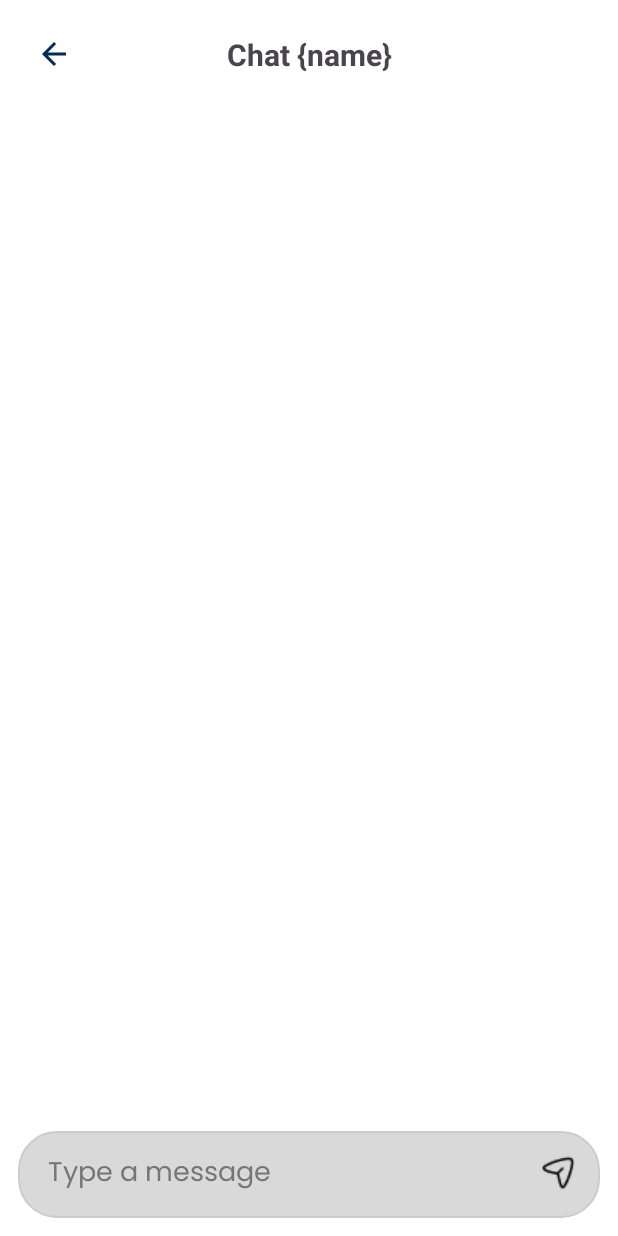
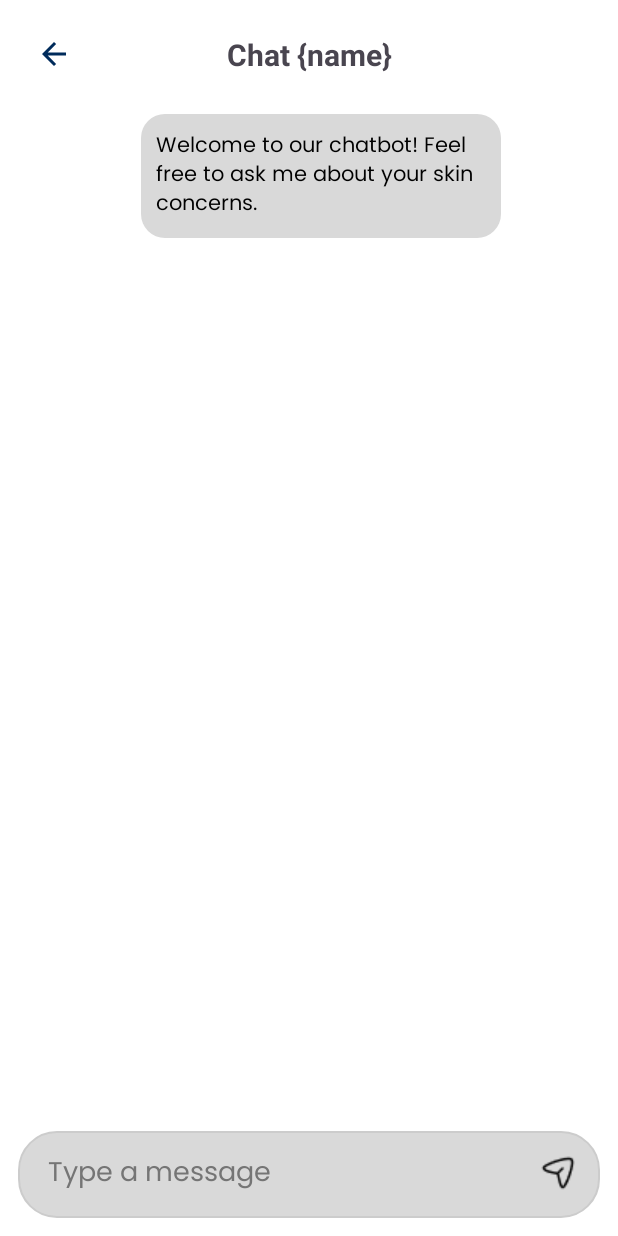
Before and after one commit to Bangkit-Beauskin/beauskin-mobile-app, an Android app: the ChatActivity screen opened directly, with no data from a screen before it, on a phone screen of 412 x 824 dp. Run offline under Robolectric (Android 15) with nearby library versions, the phone set to English and light mode, and no system bars; our stand-ins replace Dagger/Hilt's generated code.

Commit message:
Chatbot V1_Done

```diff
--- a/app/build.gradle.kts
+++ b/app/build.gradle.kts
@@ -23,6 +23,7 @@ android {
         testInstrumentationRunner = "androidx.test.runner.AndroidJUnitRunner"
         buildConfigField("String", "BASE_URL", "\"https://copycatcapstone.et.r.appspot.com/\"")
         buildConfigField("String", "BASE_URL_SCAN", "\"https://36cwrqb8-8001.asse.devtunnels.ms/\"")
+        buildConfigField("String", "BASE_URL_CHAT", "\"https://notes-api-1067826268927.asia-southeast2.run.app/\"")
     }
 
     buildTypes {
--- /dev/null
+++ b/app/src/main/java/com/dicoding/bangkitcapstone/adapter/ChatAdapter.kt
@@ -0,0 +1,39 @@
+package com.dicoding.bangkitcapstone.adapter
+
+import android.view.LayoutInflater
+import android.view.View
+import android.view.ViewGroup
+import androidx.recyclerview.widget.RecyclerView
+import com.dicoding.bangkitcapstone.data.model.Message
+import com.dicoding.bangkitcapstone.databinding.ItemChatMessageBinding
+
+class ChatAdapter(private val messages: List<Message>) :
+    RecyclerView.Adapter<ChatAdapter.ChatViewHolder>() {
+
+    inner class ChatViewHolder(private val binding: ItemChatMessageBinding) :
+        RecyclerView.ViewHolder(binding.root) {
+        fun bind(message: Message) {
+
+            if (message.isUser) {
+                binding.userMessageLayout.visibility = View.VISIBLE
+                binding.chatbotMessageLayout.visibility = View.GONE
+                binding.userMessageText.text = message.text
+            } else {
+                binding.userMessageLayout.visibility = View.GONE
+                binding.chatbotMessageLayout.visibility = View.VISIBLE
+                binding.chatbotMessageText.text = message.text
+            }
+        }
+    }
+
+    override fun onCreateViewHolder(parent: ViewGroup, viewType: Int): ChatViewHolder {
+        val binding = ItemChatMessageBinding.inflate(LayoutInflater.from(parent.context), parent, false)
+        return ChatViewHolder(binding)
+    }
+
+    override fun onBindViewHolder(holder: ChatViewHolder, position: Int) {
+        holder.bind(messages[position])
+    }
+
+    override fun getItemCount(): Int = messages.size
+}
--- a/app/src/main/java/com/dicoding/bangkitcapstone/chat/ChatActivity.kt
+++ b/app/src/main/java/com/dicoding/bangkitcapstone/chat/ChatActivity.kt
@@ -1,17 +1,157 @@
 package com.dicoding.bangkitcapstone.chat
 
 import android.os.Bundle
-import android.widget.ImageButton
+import android.util.Log
+import android.view.View
+import android.view.inputmethod.InputMethodManager
+import androidx.activity.viewModels
 import androidx.appcompat.app.AppCompatActivity
-import com.dicoding.bangkitcapstone.R
+import androidx.recyclerview.widget.LinearLayoutManager
+import androidx.recyclerview.widget.RecyclerView
+import com.dicoding.bangkitcapstone.adapter.ChatAdapter
+import com.dicoding.bangkitcapstone.data.model.Message
+import com.dicoding.bangkitcapstone.databinding.ActivityChatBinding
+import dagger.hilt.android.AndroidEntryPoint
 
+@AndroidEntryPoint
 class ChatActivity : AppCompatActivity() {
+
+    private lateinit var binding: ActivityChatBinding
+    private val chatViewModel: ChatViewModel by viewModels()
+    private lateinit var chatAdapter: ChatAdapter
+    private val messageList = mutableListOf<Message>()
+
+    // Flags for scroll state and position
+    private var isUserScrolling = false
+    private var isAtBottom = true
+
     override fun onCreate(savedInstanceState: Bundle?) {
         super.onCreate(savedInstanceState)
-        setContentView(R.layout.activity_chat)
+        binding = ActivityChatBinding.inflate(layoutInflater)
+        setContentView(binding.root)
 
-        findViewById<ImageButton>(R.id.btnBack).setOnClickListener {
+        // Setup RecyclerView with adapter and layout manager
+        setupRecyclerView()
+
+        // Listen to RecyclerView scroll events
+        setupScrollListener()
+
+        // Send message on button click
+        setupSendButton()
+
+        // Observe message updates from ViewModel
+        observeMessages()
+
+        // Handle EditText focus changes
+        setupEditTextFocusListener()
+
+        // Back button behavior
+        setupBackButton()
+
+        // Handle soft keyboard visibility and scroll position
+        handleKeyboardVisibility()
+    }
+
+    // Setup RecyclerView with ChatAdapter
+    private fun setupRecyclerView() {
+        Log.d("ChatActivity", "Setting up RecyclerView with adapter")
+        chatAdapter = ChatAdapter(messageList)
+        binding.chatRecyclerView.apply {
+            adapter = chatAdapter
+            layoutManager = LinearLayoutManager(this@ChatActivity)
+        }
+    }
+
+    // Listen to user scrolling behavior
+    private fun setupScrollListener() {
+        Log.d("ChatActivity", "Setting up scroll listener")
+        binding.chatRecyclerView.addOnScrollListener(object : RecyclerView.OnScrollListener() {
+            override fun onScrollStateChanged(recyclerView: RecyclerView, newState: Int) {
+                super.onScrollStateChanged(recyclerView, newState)
+                isUserScrolling = newState != RecyclerView.SCROLL_STATE_IDLE
+
+                val layoutManager = binding.chatRecyclerView.layoutManager as LinearLayoutManager
+                val lastVisiblePosition = layoutManager.findLastVisibleItemPosition()
+                isAtBottom = lastVisiblePosition == chatAdapter.itemCount - 1
+
+                Log.d(
+                    "ChatActivity",
+                    "Scroll state changed: isUserScrolling = $isUserScrolling, isAtBottom = $isAtBottom"
+                )
+            }
+        })
+    }
+
+    // Send message on button click
+    private fun setupSendButton() {
+        Log.d("ChatActivity", "Setting up send button click listener")
+        binding.btnSend.setOnClickListener {
+            val userMessage = binding.editTextMessage.text.toString().trim()
+            if (userMessage.isNotEmpty()) {
+                Log.d("ChatActivity", "Sending message: $userMessage")
+                chatViewModel.sendMessage(userMessage)
+                binding.editTextMessage.isEnabled = false
+                binding.progressBar.visibility = View.VISIBLE
+                binding.editTextMessage.text.clear()
+            }
+        }
+    }
+
+    // Observe message updates and update UI
+    private fun observeMessages() {
+        chatViewModel.messages.observe(this) { messages ->
+            val startSize = messageList.size
+            messageList.clear()
+            messageList.addAll(messages)
+
+            val isMessagesLargeEnough = messageList.size > 1
+
+            // Notify new message insertion and handle scrolling
+            if (messageList.size > startSize) {
+                chatAdapter.notifyItemInserted(messageList.size - 1)
+
+                if (isMessagesLargeEnough && (isAtBottom || !isUserScrolling)) {
+                    binding.chatRecyclerView.scrollToPosition(messageList.size - 1)
+                }
+            }
+
+            // After messages are loaded, reset loading UI
+            binding.progressBar.visibility = View.GONE
+            binding.editTextMessage.isEnabled = true
+        }
+    }
+
+
+    // Setup focus change listener on EditText
+    private fun setupEditTextFocusListener() {
+        binding.editTextMessage.setOnFocusChangeListener { _, hasFocus ->
+            if (hasFocus && isAtBottom && !isUserScrolling) {
+                binding.chatRecyclerView.scrollToPosition(messageList.size - 1)
+            }
+        }
+    }
+
+    // Handle back button click
+    private fun setupBackButton() {
+        binding.btnBack.setOnClickListener {
+            Log.d("ChatActivity", "Back button clicked")
             finish()
         }
     }
+
+    // Handle keyboard visibility and scroll position when keyboard is visible
+    private fun handleKeyboardVisibility() {
+        binding.chatRecyclerView.viewTreeObserver.addOnPreDrawListener {
+            if (isKeyboardVisible() && isAtBottom && !isUserScrolling) {
+                binding.chatRecyclerView.scrollToPosition(messageList.size - 1)
+            }
+            true
+        }
+    }
+
+    // Detect if the keyboard is visible
+    private fun isKeyboardVisible(): Boolean {
+        val inputMethodManager = getSystemService(INPUT_METHOD_SERVICE) as InputMethodManager
+        return inputMethodManager.isAcceptingText
+    }
 }
--- /dev/null
+++ b/app/src/main/java/com/dicoding/bangkitcapstone/chat/ChatViewModel.kt
@@ -0,0 +1,39 @@
+package com.dicoding.bangkitcapstone.chat
+
+import androidx.lifecycle.LiveData
+import androidx.lifecycle.MutableLiveData
+import androidx.lifecycle.ViewModel
+import androidx.lifecycle.viewModelScope
+import com.dicoding.bangkitcapstone.data.model.Message
+import com.dicoding.bangkitcapstone.data.repository.ChatRepository
+import dagger.hilt.android.lifecycle.HiltViewModel
+import kotlinx.coroutines.launch
+import javax.inject.Inject
+
+@HiltViewModel
+class ChatViewModel @Inject constructor(private val repository: ChatRepository) : ViewModel() {
+    private val _messages = MutableLiveData<List<Message>>()
+    val messages: LiveData<List<Message>> = _messages
+
+    init {
+        _messages.value = mutableListOf(Message("Welcome to our chatbot! Feel free to ask me about your skin concerns.", false))
+    }
+
+
+    fun sendMessage(userMessage: String) {
+        val currentMessages = _messages.value?.toMutableList() ?: mutableListOf()
+        currentMessages.add(Message(userMessage, true))
+        _messages.value = currentMessages
+
+        viewModelScope.launch {
+            try {
+                val response = repository.sendMessage(userMessage)
+                currentMessages.add(Message(response.response, false))
+                _messages.value = currentMessages
+            } catch (e: Exception) {
+                currentMessages.add(Message("Error: ${e.localizedMessage}", false))
+                _messages.value = currentMessages
+            }
+        }
+    }
+}
--- /dev/null
+++ b/app/src/main/java/com/dicoding/bangkitcapstone/data/api/ChatApiService.kt
@@ -0,0 +1,10 @@
+package com.dicoding.bangkitcapstone.data.api
+
+import com.dicoding.bangkitcapstone.data.model.ChatResponse
+import retrofit2.http.Body
+import retrofit2.http.POST
+
+interface ChatApiService {
+    @POST("chat")
+    suspend fun sendMessage(@Body message: Map<String, String>): ChatResponse
+}
--- /dev/null
+++ b/app/src/main/java/com/dicoding/bangkitcapstone/data/model/ChatResponse.kt
@@ -0,0 +1,12 @@
+package com.dicoding.bangkitcapstone.data.model
+
+data class ChatResponse(
+    val status: String,
+    val response: String,
+    val intent: String
+)
+
+data class Message(
+    val text: String,
+    val isUser: Boolean
+)
--- /dev/null
+++ b/app/src/main/java/com/dicoding/bangkitcapstone/data/repository/ChatRepository.kt
@@ -0,0 +1,17 @@
+package com.dicoding.bangkitcapstone.data.repository
+
+import com.dicoding.bangkitcapstone.data.api.ChatApiService
+import com.dicoding.bangkitcapstone.data.model.ChatResponse
+import retrofit2.Retrofit
+import javax.inject.Inject
+import javax.inject.Named
+
+class ChatRepository @Inject constructor
+    (@Named("chatbot") private val retrofit: Retrofit) {
+
+    private val chatApiService = retrofit.create(ChatApiService::class.java)
+
+    suspend fun sendMessage(message: String): ChatResponse {
+        return chatApiService.sendMessage(mapOf("message" to message))
+    }
+}
--- a/app/src/main/java/com/dicoding/bangkitcapstone/di/NetworkModule.kt
+++ b/app/src/main/java/com/dicoding/bangkitcapstone/di/NetworkModule.kt
@@ -2,6 +2,7 @@ package com.dicoding.bangkitcapstone.di
 
 import android.content.Context
 import com.dicoding.bangkitcapstone.data.api.ApiService
+import com.dicoding.bangkitcapstone.data.api.ChatApiService
 import com.dicoding.bangkitcapstone.data.api.ScanApiService
 import com.dicoding.bangkitcapstone.data.local.TokenManager
 import dagger.Module
@@ -79,4 +80,23 @@ object NetworkModule {
     fun provideScanApiService(@Named("scan") retrofit: Retrofit): ScanApiService {
         return retrofit.create(ScanApiService::class.java)
     }
+
+    @Provides
+    @Singleton
+    @Named("chatbot")
+    fun provideChatbotRetrofit(okHttpClient: OkHttpClient): Retrofit {
+        return Retrofit.Builder()
+            .baseUrl(com.dicoding.bangkitcapstone.BuildConfig.BASE_URL_CHAT)  // Use the scan endpoint from BuildConfig
+            .addConverterFactory(GsonConverterFactory.create())
+            .client(okHttpClient)
+            .build()
+    }
+
+    // Provide ChatBotService
+    @Provides
+    @Singleton
+    @Named("chatbot")
+    fun provideChatbotService(@Named("scan") retrofit: Retrofit): ChatApiService {
+        return retrofit.create(ChatApiService::class.java)
+    }
 }
--- /dev/null
+++ b/app/src/main/res/drawable/chatbot_message_background.xml
@@ -0,0 +1,5 @@
+<?xml version="1.0" encoding="utf-8"?>
+<shape xmlns:android="http://schemas.android.com/apk/res/android">
+    <solid android:color="@color/light_gray" />
+    <corners android:radius="16dp" />
+</shape>
--- /dev/null
+++ b/app/src/main/res/drawable/user_message_background.xml
@@ -0,0 +1,5 @@
+<?xml version="1.0" encoding="utf-8"?>
+<shape xmlns:android="http://schemas.android.com/apk/res/android">
+    <solid android:color="@color/light_gray" />
+    <corners android:radius="16dp" />
+</shape>
--- a/app/src/main/res/layout/activity_chat.xml
+++ b/app/src/main/res/layout/activity_chat.xml
@@ -30,17 +30,29 @@
         app:layout_constraintStart_toStartOf="parent"
         app:layout_constraintTop_toTopOf="@id/btnBack" />
 
+    <ProgressBar
+        android:id="@+id/progressBar"
+        android:layout_width="wrap_content"
+        android:layout_height="wrap_content"
+        android:visibility="gone"
+        app:layout_constraintBottom_toBottomOf="@+id/chatRecyclerView"
+        app:layout_constraintEnd_toEndOf="parent"
+        app:layout_constraintStart_toStartOf="parent"
+        app:layout_constraintTop_toBottomOf="@+id/titleText" />
+
     <androidx.recyclerview.widget.RecyclerView
         android:id="@+id/chatRecyclerView"
         android:layout_width="match_parent"
         android:layout_height="0dp"
-        android:layout_marginTop="16dp"
+        android:layout_marginTop="2dp"
         android:padding="16dp"
         app:layoutManager="androidx.recyclerview.widget.LinearLayoutManager"
         app:layout_constraintBottom_toTopOf="@id/messageInput"
         app:layout_constraintEnd_toEndOf="parent"
+        app:layout_constraintHorizontal_bias="1.0"
         app:layout_constraintStart_toStartOf="parent"
-        app:layout_constraintTop_toBottomOf="@id/titleText" />
+        app:layout_constraintTop_toBottomOf="@id/titleText"
+        app:layout_constraintVertical_bias="0.0" />
 
     <LinearLayout
         android:id="@+id/messageInput"
@@ -56,13 +68,13 @@
             android:id="@+id/editTextMessage"
             android:layout_width="0dp"
             android:layout_height="wrap_content"
+            android:layout_marginStart="6dp"
             android:layout_weight="1"
             android:background="@android:color/transparent"
+            android:fontFamily="@font/poppins_regular"
             android:hint="@string/type_a_message"
-            android:fontFamily="@font/poppins_regular"
             android:inputType="textMultiLine"
             android:padding="6dp"
-            android:layout_marginStart="6dp"
 
             android:textColorHint="#757575"
             tools:ignore="Autofill" />
--- /dev/null
+++ b/app/src/main/res/layout/item_chat_message.xml
@@ -0,0 +1,52 @@
+<?xml version="1.0" encoding="utf-8"?>
+<LinearLayout xmlns:android="http://schemas.android.com/apk/res/android"
+    android:layout_width="match_parent"
+    android:layout_height="wrap_content"
+    android:orientation="horizontal"
+    android:padding="8dp">
+
+    <!-- Untuk Pesan User -->
+    <LinearLayout
+        android:id="@+id/userMessageLayout"
+        android:layout_width="wrap_content"
+        android:layout_height="wrap_content"
+        android:orientation="vertical"
+        android:gravity="start"
+        android:layout_marginEnd="16dp">
+
+        <TextView
+            android:id="@+id/userMessageText"
+            android:layout_width="wrap_content"
+            android:layout_height="wrap_content"
+            android:background="@drawable/user_message_background"
+            android:padding="10dp"
+            android:textColor="@color/black"
+            android:fontFamily="@font/poppins_regular"
+            android:maxWidth="240dp"
+            android:text="User message"
+            android:layout_alignParentStart="true"/>
+    </LinearLayout>
+
+    <!-- Untuk Pesan Bot -->
+    <LinearLayout
+        android:id="@+id/chatbotMessageLayout"
+        android:layout_width="wrap_content"
+        android:layout_height="wrap_content"
+        android:orientation="vertical"
+        android:gravity="end"
+        android:layout_marginStart="70dp"
+        android:layout_marginBottom="0dp">
+
+        <TextView
+            android:id="@+id/chatbotMessageText"
+            android:layout_width="wrap_content"
+            android:layout_height="wrap_content"
+            android:background="@drawable/chatbot_message_background"
+            android:padding="10dp"
+            android:textColor="@color/black"
+            android:maxWidth="240dp"
+            android:fontFamily="@font/poppins_regular"
+            android:text="Chatbot message"
+            android:layout_alignParentEnd="true"/>
+    </LinearLayout>
+</LinearLayout>
```
